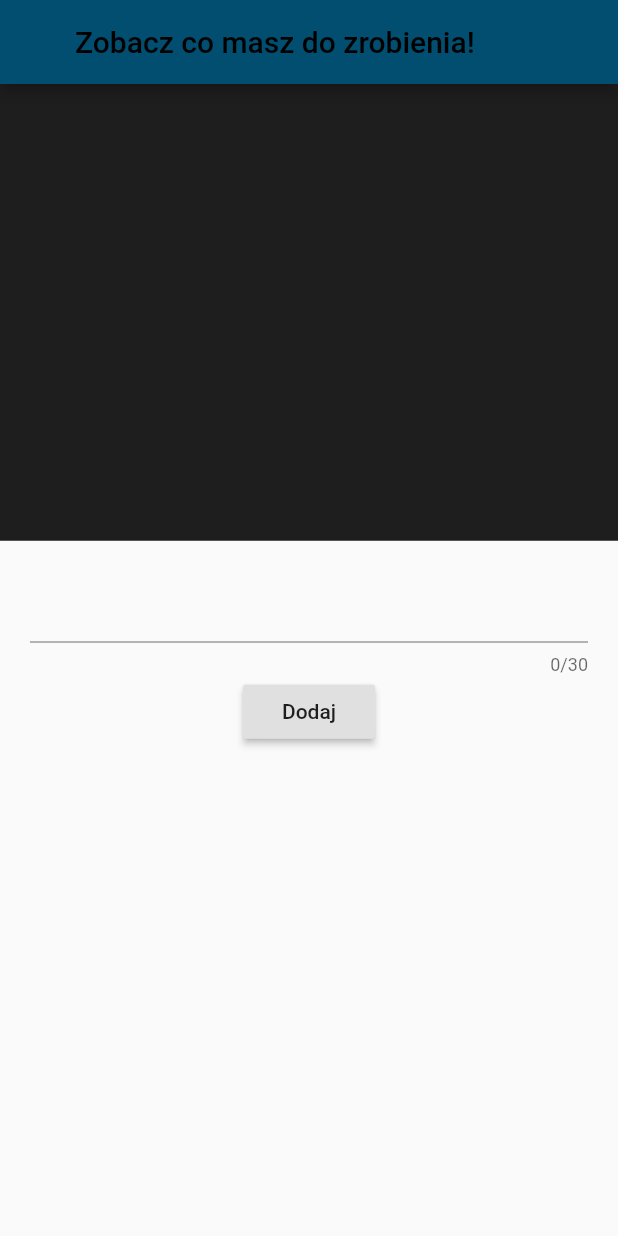
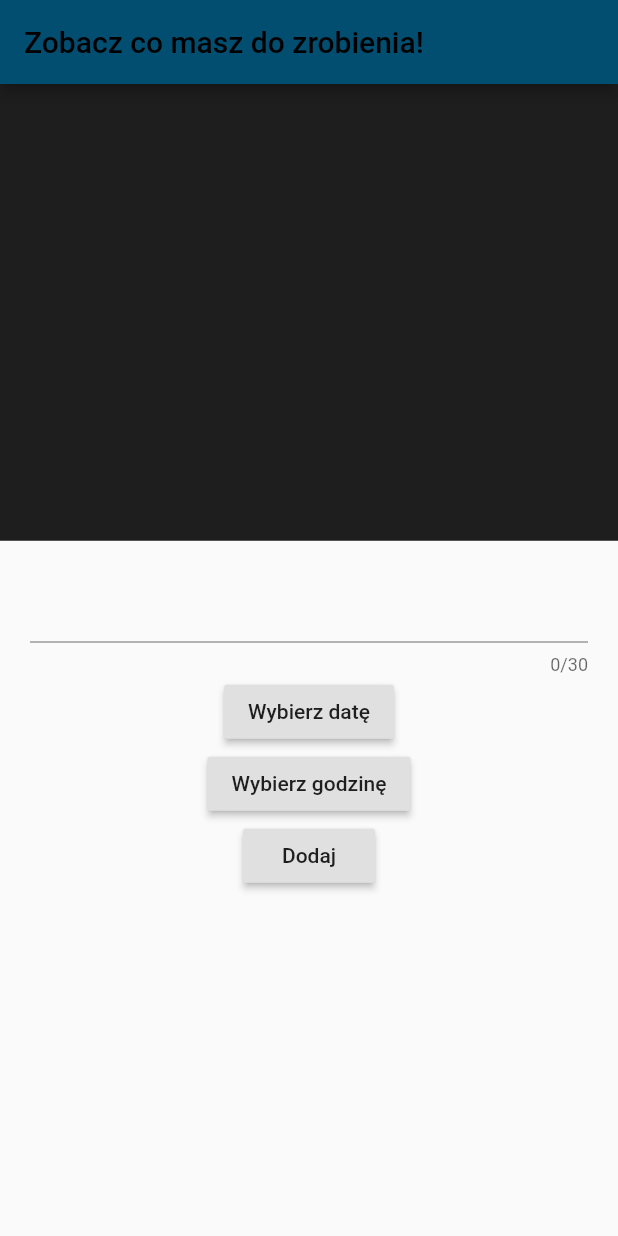
Before and after one commit to gucio123/Private-Projects, a Flutter app: the screen it shows after launch, after a tap on the "add" icon, on a phone screen of 412 x 824 dp. Run offline on Flutter 3.47's test engine with Material 2 defaults, Android fonts, the phone set to English and light mode, and no system bars; our stand-ins replace camera.

Commit message:
adding features

```diff
--- a/todolist/lib/home.dart
+++ b/todolist/lib/home.dart
@@ -1,5 +1,8 @@
+import 'dart:async';
+
 import 'package:flutter/material.dart';
 import 'package:todolist/list.dart';
+import 'package:todolist/task.dart';
 import 'list.dart';
 import 'package:flutter/src/rendering/box.dart';
 
@@ -26,6 +29,15 @@ class _HomeState extends State<Home> {
   @override
   void initState() {
     super.initState();
+    Timer.periodic(Duration(milliseconds: 10), (Timer t) => checkTime());
+  }
+
+  void checkTime() {
+    for (int i = 0; i < nowaLista.lista.length; i++) {
+      DateTime time = new DateTime.now();
+      time.toLocal();
+      if (time.isAtSameMomentAs(nowaLista.lista[i].date)) print("dupa");
+    }
   }
 
   void checkIfDone(List lista) {
@@ -39,6 +51,10 @@ class _HomeState extends State<Home> {
 
   @override
   Widget build(BuildContext context) {
+    double width = MediaQuery.of(context).size.width;
+    double height = MediaQuery.of(context).size.height;
+    late DateTime date;
+    late TimeOfDay hour;
     return Scaffold(
       backgroundColor: Colors.grey.shade800,
       floatingActionButton: new FloatingActionButton(
@@ -56,9 +72,33 @@ class _HomeState extends State<Home> {
                       controller: myController,
                     ),
                     RaisedButton(
+                        child: Text("Wybierz datę"),
+                        onPressed: (() {
+                          showDatePicker(
+                                  context: context,
+                                  initialDate: DateTime.now(),
+                                  firstDate: DateTime(2022),
+                                  lastDate: DateTime(2024))
+                              .then((value) => {date = value!});
+                        })),
+                    RaisedButton(
+                        child: Text("Wybierz godzinę"),
+                        onPressed: (() {
+                          showTimePicker(
+                                  context: context,
+                                  initialTime: TimeOfDay.now())
+                              .then((value) => {hour = value!});
+                        })),
+                    RaisedButton(
                         child: Text("Dodaj"),
                         onPressed: () {
-                          nowaLista.lista.add(myController.text);
+                          nowaLista.lista.add(new Task(
+                              myController.text,
+                              date.year,
+                              date.month,
+                              date.day,
+                              hour.hour,
+                              hour.minute));
                           nowaLista.listabool.add(false);
                           setState(() {});
                           myController.clear();
@@ -74,7 +114,6 @@ class _HomeState extends State<Home> {
       ),
       floatingActionButtonLocation: FloatingActionButtonLocation.endFloat,
       appBar: AppBar(
-        titleSpacing: 50,
         iconTheme: IconThemeData(),
         title: Text(
           "Zobacz co masz do zrobienia!",
@@ -96,15 +135,15 @@ class _HomeState extends State<Home> {
                         crossAxisAlignment: CrossAxisAlignment.center,
                         children: [
                           Container(
-                            width: 245,
+                            width: width * 0.6,
                             child: Row(
                               mainAxisAlignment: MainAxisAlignment.start,
                               children: [
-                                SizedBox(
-                                  width: 10,
-                                ),
+                                // SizedBox(
+                                //   width: 10,
+                                // ),
                                 Text(
-                                  nowaLista.lista[index],
+                                  nowaLista.lista[index].description,
                                 ),
                               ],
                             ),
--- a/todolist/lib/list.dart
+++ b/todolist/lib/list.dart
@@ -1,4 +1,6 @@
+import 'package:todolist/task.dart';
+
 class Lista {
-  List lista = <String>[];
+  List lista = <Task>[];
   List listabool = <bool>[];
 }
--- /dev/null
+++ b/todolist/lib/task.dart
@@ -0,0 +1,9 @@
+class Task {
+  String description = "";
+  late DateTime date;
+
+  Task(String desc, int year, int month, int day, int hour, int minute) {
+    this.description = desc;
+    this.date = new DateTime(year, month, day, hour, minute);
+  }
+}
--- a/todolist/pubspec.yaml
+++ b/todolist/pubspec.yaml
@@ -23,6 +23,7 @@ environment:
 dependencies:
   flutter:
     sdk: flutter
+  auto_reload: ^1.0.0
 
 
   # The following adds the Cupertino Icons font to your application.
```
Also changed, not shown: todolist/pubspec.lock, 2 other files.
